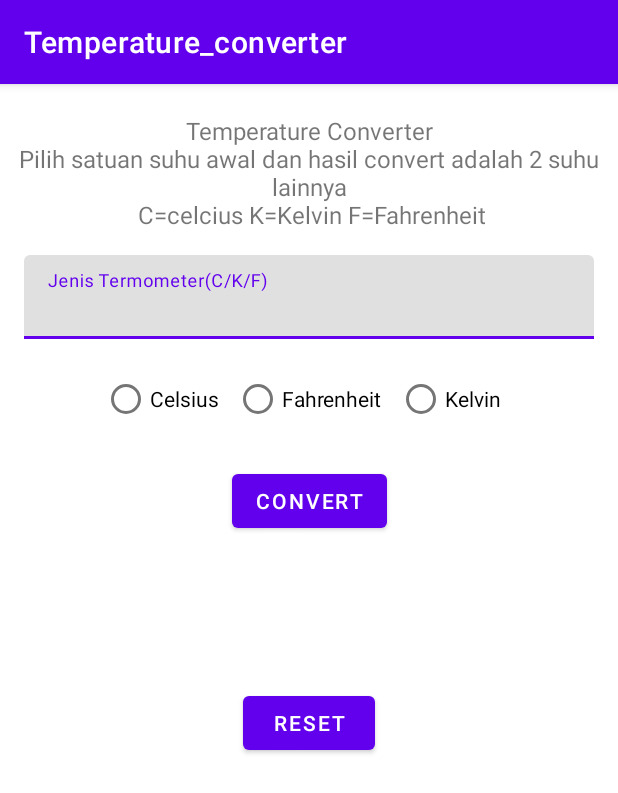
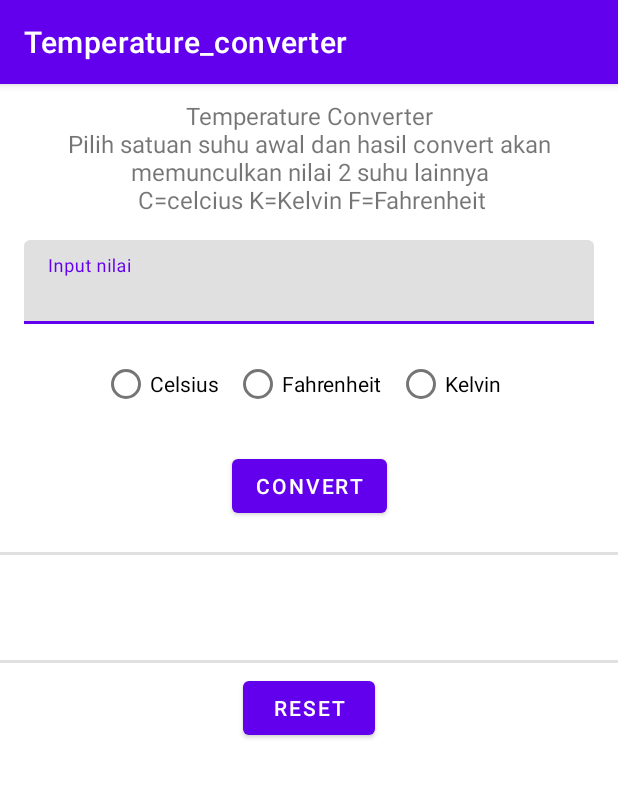
Before and after one commit to davidmpurba/6706201142_Assessment_Mobpro1, an Android app: the screen it shows after launch (MainActivity), on a phone screen of 412 x 824 dp. Shown: the top 793 px of the screen. Run offline under Robolectric (Android 15) with nearby library versions, the phone set to English and light mode, and no system bars.

Commit message:
Menambahkan scrollView

```diff
--- a/app/src/main/java/org/d3if1142/temperature_converter/MainActivity.kt
+++ b/app/src/main/java/org/d3if1142/temperature_converter/MainActivity.kt
@@ -55,8 +55,7 @@ class MainActivity : AppCompatActivity() {
                 val fToKelvin = 5.0/9.0 * (nilai.toFloat() - 32) + 273.15
                 binding.hasil1.text = getString(R.string.hasil_convert1,fToCelsi)
                 binding.hasil2.text = getString(R.string.hasil_convert2,fToKelvin)
-            }
-            if (selectedId == R.id.kelvin){
+            } else {
                 val kToCelsi= nilai.toFloat() - 273.15
                 val kToFahren = 9.0/5.0 * (nilai.toFloat() - 273.15) + 32
                 binding.hasil1.text = getString(R.string.hasil_convert1,kToCelsi)
--- a/app/src/main/res/layout/activity_main.xml
+++ b/app/src/main/res/layout/activity_main.xml
@@ -1,16 +1,21 @@
 <?xml version="1.0" encoding="utf-8"?>
-<androidx.constraintlayout.widget.ConstraintLayout xmlns:android="http://schemas.android.com/apk/res/android"
+<ScrollView
+    xmlns:android="http://schemas.android.com/apk/res/android"
     xmlns:app="http://schemas.android.com/apk/res-auto"
     xmlns:tools="http://schemas.android.com/tools"
     android:layout_width="match_parent"
     android:layout_height="match_parent"
     tools:context=".MainActivity">
 
+<androidx.constraintlayout.widget.ConstraintLayout
+    android:layout_width="match_parent"
+    android:layout_height="wrap_content">
+
     <TextView
         android:id="@+id/deskripsi_Text"
         android:layout_width="match_parent"
         android:layout_height="wrap_content"
-        android:layout_marginTop="20dp"
+        android:layout_marginTop="10dp"
         android:text="@string/judul"
         android:textAlignment="center"
         android:textSize="16sp"
@@ -33,7 +38,10 @@
             android:id="@+id/nilaiSuhu_inp"
             android:layout_width="match_parent"
             android:layout_height="wrap_content"
-            android:hint="@string/jenis_termometer"/>
+            android:hint="@string/jenis_termometer"
+            android:textColorHint="#000000"
+            android:inputType="number"
+            tools:ignore="TextContrastCheck" />
 
     </com.google.android.material.textfield.TextInputLayout>
 
@@ -81,29 +89,49 @@
         app:layout_constraintEnd_toEndOf="parent"
         app:layout_constraintStart_toStartOf="parent"
         app:layout_constraintTop_toBottomOf="@+id/radioGroup" />
+    <View
+        android:id="@+id/divider1"
+        android:layout_width="match_parent"
+        android:layout_height="2dp"
+        android:layout_marginTop="20dp"
+        android:background="?android:attr/listDivider"
+        app:layout_constraintEnd_toEndOf="@+id/hasil2"
+        app:layout_constraintStart_toStartOf="@+id/hasil1"
+        app:layout_constraintTop_toBottomOf="@+id/convert" />
 
     <TextView
         android:id="@+id/hasil1"
         android:layout_width="wrap_content"
         android:layout_height="wrap_content"
         android:layout_marginStart="20dp"
-        android:layout_marginTop="20dp"
-        android:textSize="14sp"
+        android:layout_marginTop="45dp"
+        android:textSize="18sp"
         app:layout_constraintEnd_toStartOf="@+id/convert"
         app:layout_constraintStart_toStartOf="parent"
         app:layout_constraintTop_toBottomOf="@+id/convert"
-        tools:text="Kelvin = °C + 273,15\nKelvin = 20°" />
+        tools:text="Kelvin = 20°" />
 
     <TextView
         android:id="@+id/hasil2"
         android:layout_width="wrap_content"
         android:layout_height="wrap_content"
-        android:layout_marginTop="20dp"
+        android:layout_marginTop="45dp"
         android:layout_marginEnd="20dp"
-        android:textSize="14sp"
-        tools:text="Fahrenheit = °C * 1,8 + 32\nFahrenheit = 20°"
+        android:textSize="18sp"
         app:layout_constraintEnd_toEndOf="parent"
-        app:layout_constraintTop_toBottomOf="@+id/convert" />
+        app:layout_constraintStart_toEndOf="@+id/convert"
+        app:layout_constraintTop_toBottomOf="@+id/convert"
+        tools:text="Fahrenheit = 20°" />
+
+    <View
+        android:id="@+id/divider2"
+        android:layout_width="match_parent"
+        android:layout_height="2dp"
+        android:layout_marginTop="70dp"
+        android:background="?android:attr/listDivider"
+        app:layout_constraintEnd_toEndOf="@+id/hasil2"
+        app:layout_constraintStart_toStartOf="@+id/hasil1"
+        app:layout_constraintTop_toBottomOf="@+id/divider1" />
 
     <Button
         android:id="@+id/reset"
@@ -115,4 +143,5 @@
         app:layout_constraintStart_toStartOf="parent"
         app:layout_constraintTop_toBottomOf="@+id/convert" />
 
-</androidx.constraintlayout.widget.ConstraintLayout>
+    </androidx.constraintlayout.widget.ConstraintLayout>
+</ScrollView>
--- a/app/src/main/res/values/strings.xml
+++ b/app/src/main/res/values/strings.xml
@@ -1,7 +1,7 @@
 <resources>
     <string name="app_name">Temperature_converter</string>
-    <string name="judul">Temperature Converter\nPilih satuan suhu awal dan hasil convert adalah 2 suhu lainnya\n C=celcius K=Kelvin F=Fahrenheit</string>
-    <string name="jenis_termometer">Jenis Termometer(C/K/F) </string>
+    <string name="judul">Temperature Converter\nPilih satuan suhu awal dan hasil convert akan memunculkan nilai 2 suhu lainnya\n C=celcius K=Kelvin F=Fahrenheit</string>
+    <string name="jenis_termometer">Input nilai</string>
     <string name="fahrenheit">Fahrenheit</string>
     <string name="celsius">Celsius</string>
     <string name="kelvin">Kelvin</string>
```
